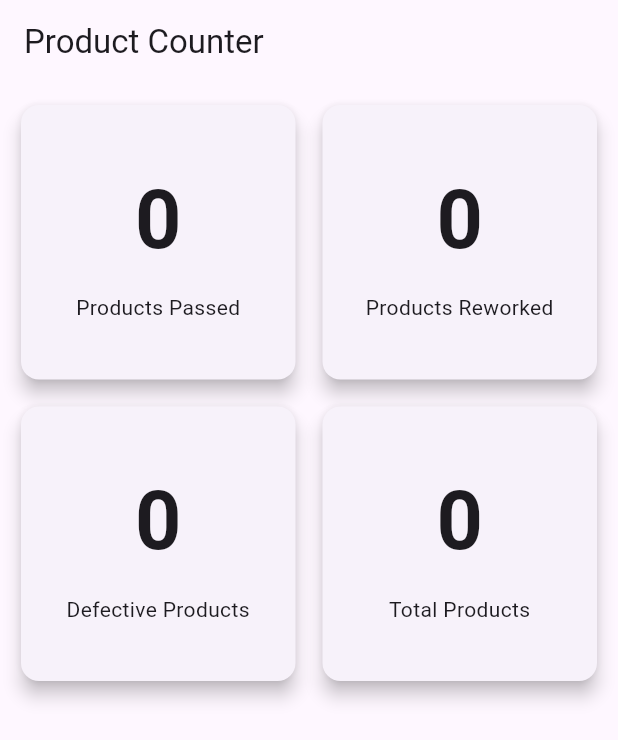
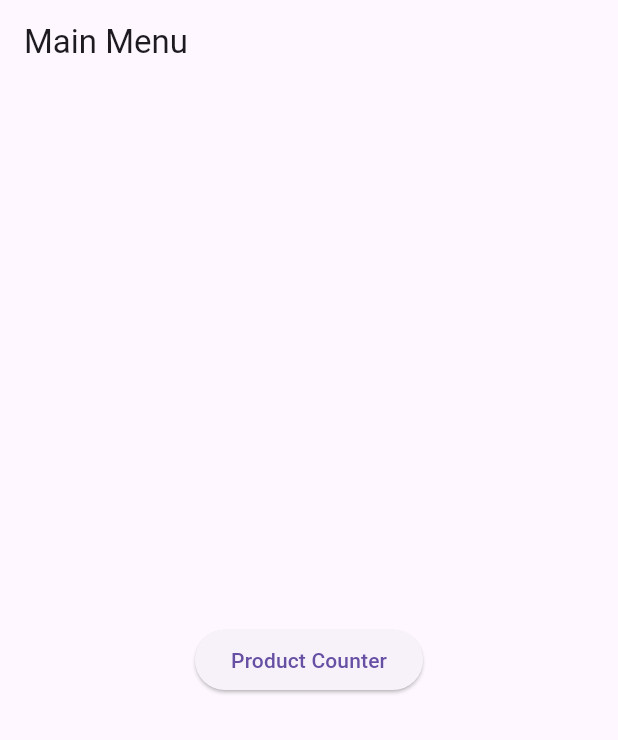
Before and after one commit to VX154/fevomo, a Flutter app: the screen it shows after launch, on a phone screen of 412 x 824 dp. Shown: the top 740 px of the screen. Run offline on Flutter 3.47's test engine with Material 3 defaults, Android fonts, the light colour scheme and no system bars.

Commit message:
Add main menu

```diff
--- a/lib/main.dart
+++ b/lib/main.dart
@@ -1,4 +1,50 @@
 import 'package:flutter/material.dart';
+
+void main() {
+  runApp(MyApp());
+}
+
+class MyApp extends StatelessWidget {
+  @override
+  Widget build(BuildContext context) {
+    return MaterialApp(
+      title: 'Product Counter App',
+      theme: ThemeData(
+        primarySwatch: Colors.blue,
+      ),
+      home: MainMenu(),
+      debugShowCheckedModeBanner: false,
+    );
+  }
+}
+
+class MainMenu extends StatelessWidget {
+  @override
+  Widget build(BuildContext context) {
+    return Scaffold(
+      appBar: AppBar(
+        title: Text('Main Menu'),
+      ),
+      body: Center(
+        child: Column(
+          mainAxisAlignment: MainAxisAlignment.center,
+          children: [
+            ElevatedButton(
+              onPressed: () {
+                Navigator.push(
+                  context,
+                  MaterialPageRoute(builder: (context) => CounterScreen()),
+                );
+              },
+              child: Text('Product Counter'),
+            ),
+            // Add other menu options as needed
+          ],
+        ),
+      ),
+    );
+  }
+}
 
 class CounterScreen extends StatefulWidget {
   @override
@@ -68,21 +114,3 @@ class _CounterScreenState extends State<CounterScreen> {
     );
   }
 }
-
-void main() {
-  runApp(MyApp());
-}
-
-class MyApp extends StatelessWidget {
-  @override
-  Widget build(BuildContext context) {
-    return MaterialApp(
-      title: 'Product Counter App',
-      theme: ThemeData(
-        primarySwatch: Colors.blue,
-      ),
-      home: CounterScreen(),
-      debugShowCheckedModeBanner: false,
-    );
-  }
-}
--- a/pubspec.yaml
+++ b/pubspec.yaml
@@ -36,6 +36,7 @@ dependencies:
   # Use with the CupertinoIcons class for iOS style icons.
   cupertino_icons: ^1.0.2
   fl_chart: ^0.64.0
+  firebase_ml_model_downloader: ^0.2.4+4
 
 dev_dependencies:
   flutter_test:
```
Also changed, not shown: pubspec.lock, 3 other files.
